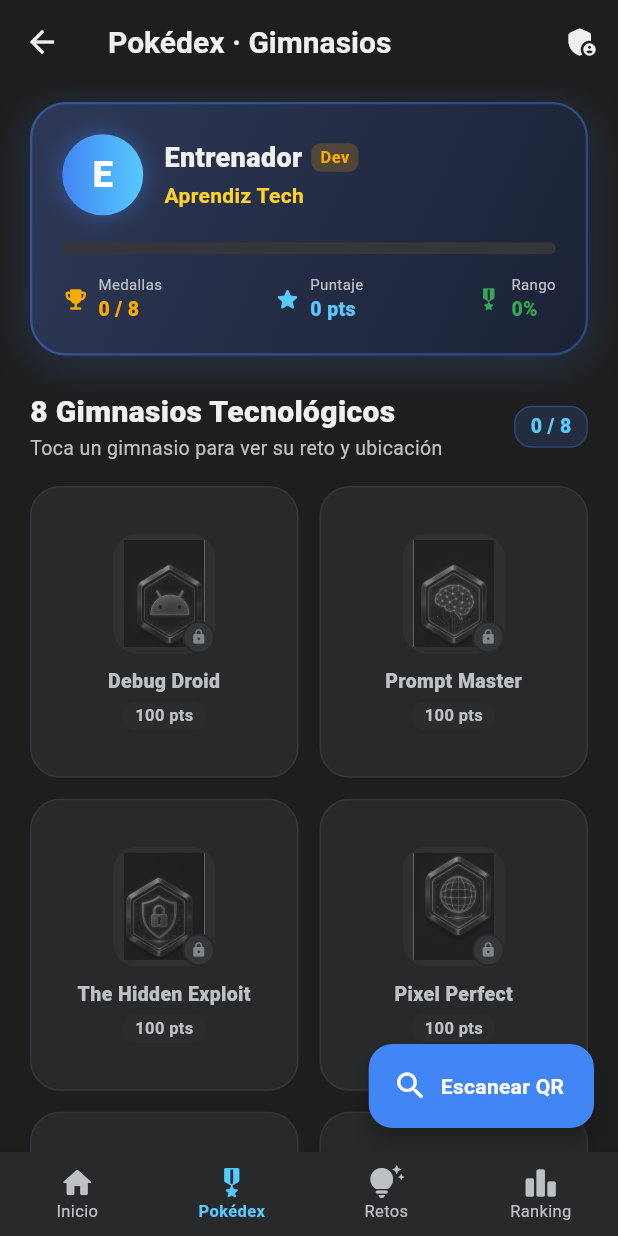
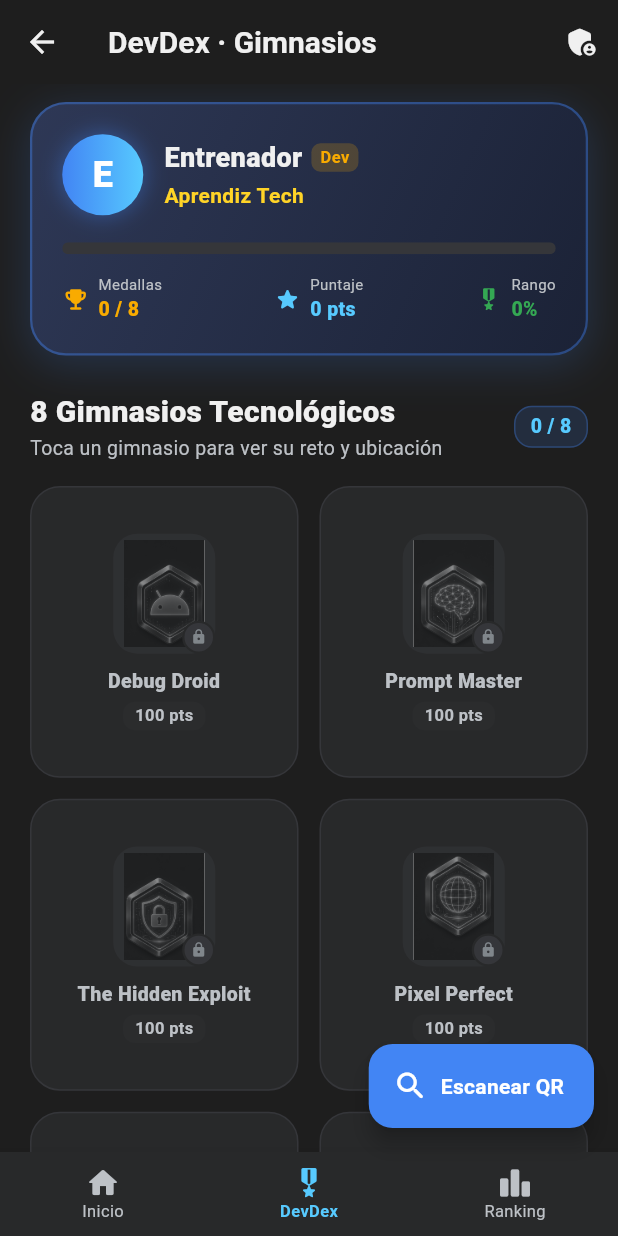
Before and after one commit to neryad/devfest_treasure_hunt, a Flutter app: the HomeScreen screen opened directly, item 2 of the bottom bar chosen, on a phone screen of 412 x 824 dp. Run offline on Flutter 3.47's test engine with Material 3 defaults, Android fonts, the phone set to English and light mode, and no system bars; our stand-ins replace cloud_firestore, firebase_core, shared_preferences; missing offline and left inert: mobile_scanner; accounts and stored records are empty.

Commit message:
feat: polish devdex copy and navigation

```diff
--- a/lib/ui/screens/admin/admin_dashboard_screen.dart
+++ b/lib/ui/screens/admin/admin_dashboard_screen.dart
@@ -51,7 +51,7 @@ class AdminDashboardScreen extends StatelessWidget {
             ),
             const SectionHeader(title: 'Ranking'),
             const _AdminRanking(),
-            const SectionHeader(title: 'Gestión de tesoros'),
+            const SectionHeader(title: 'Gestión de gimnasios'),
             const _TreasureManagement(),
             const SectionHeader(title: 'Participantes'),
             const _ParticipantsList(),
@@ -151,7 +151,7 @@ class _MetricsGrid extends StatelessWidget {
             const SizedBox(width: 10),
             Expanded(
               child: StatCard(
-                label: 'Tesoros activos',
+                label: 'Gimnasios activos',
                 value: '$activeTreasures/$treasures',
                 icon: Icons.explore_rounded,
                 accent: AppColors.primary,
@@ -279,7 +279,7 @@ class _TreasureRow extends StatelessWidget {
       ),
       title: Text(treasure.title, style: const TextStyle(fontSize: 13.5)),
       subtitle: Text(
-        'Descubrimientos: $discoverCount\n'
+        'Medallas otorgadas: $discoverCount\n'
         'Codigo manual: ${treasure.code}\n'
         'QR: ${treasure.qrValue}',
         style: const TextStyle(fontSize: 12),
--- a/lib/ui/screens/home/home_shell.dart
+++ b/lib/ui/screens/home/home_shell.dart
@@ -2,17 +2,14 @@ import 'package:flutter/material.dart';
 
 import '../../../core/theme/app_theme.dart';
 import '../../admin_navigation.dart';
-import '../clues/clues_screen.dart';
 import '../discovery/manual_code_screen.dart';
 import '../discovery/qr_scanner_screen.dart';
 import '../leaderboard/leaderboard_screen.dart';
 import '../pokedex/pokedex_screen.dart';
 import 'home_dashboard.dart';
 
-
 /// Main shell for a participant with bottom navigation:
-/// Inicio · Gimnasios (Pokédex) · Retos · Ranking, plus a highlighted CTA to find a
-/// treasure (scan or manual code).
+/// Inicio · DevDex · Ranking, plus a highlighted CTA to scan or enter a gym code.
 class HomeScreen extends StatefulWidget {
   const HomeScreen({super.key});
 
@@ -23,7 +20,7 @@ class HomeScreen extends StatefulWidget {
 class _HomeScreenState extends State<HomeScreen> {
   int _index = 0;
 
-  static const _titles = ['Inicio', 'Pokédex · Gimnasios', 'Retos & Pistas', 'Ranking'];
+  static const _titles = ['Inicio', 'DevDex · Gimnasios', 'Ranking'];
 
   void _openFindSheet() {
     showModalBottomSheet<void>(
@@ -48,8 +45,7 @@ class _HomeScreenState extends State<HomeScreen> {
             ListTile(
               leading: const CircleAvatar(
                 backgroundColor: AppColors.primary,
-                child: Icon(Icons.qr_code_scanner_rounded,
-                    color: Colors.white),
+                child: Icon(Icons.qr_code_scanner_rounded, color: Colors.white),
               ),
               title: const Text('Escanear QR del Gimnasio'),
               subtitle: const Text('Usa la cámara o el modo demo'),
@@ -105,7 +101,6 @@ class _HomeScreenState extends State<HomeScreen> {
           children: const [
             HomeDashboard(),
             PokedexScreen(),
-            CluesScreen(),
             LeaderboardScreen(),
           ],
         ),
@@ -119,11 +114,7 @@ class _HomeScreenState extends State<HomeScreen> {
             ),
             BottomNavigationBarItem(
               icon: Icon(Icons.military_tech_rounded),
-              label: 'Pokédex',
-            ),
-            BottomNavigationBarItem(
-              icon: Icon(Icons.tips_and_updates_rounded),
-              label: 'Retos',
+              label: 'DevDex',
             ),
             BottomNavigationBarItem(
               icon: Icon(Icons.leaderboard_rounded),
--- a/lib/ui/screens/root/session_gate.dart
+++ b/lib/ui/screens/root/session_gate.dart
@@ -57,7 +57,7 @@ class _SplashLoading extends StatelessWidget {
             ),
             const SizedBox(height: 24),
             const Text(
-              'DevFest Treasure Hunt',
+              'DevFest Master',
               style: TextStyle(
                 fontSize: 22,
                 fontWeight: FontWeight.w800,
```
Also changed, not shown: lib/ui/screens/completion/completion_screen.dart (+5 -3 lines), lib/ui/screens/discovery/manual_code_screen.dart (+5 -10 lines), lib/ui/screens/discovery/qr_scanner_screen.dart (+15 -25 lines), lib/ui/screens/discovery/treasure_found_modal.dart (+16 -15 lines), lib/ui/screens/home/home_dashboard.dart (+2 -16 lines), 3 other files.
